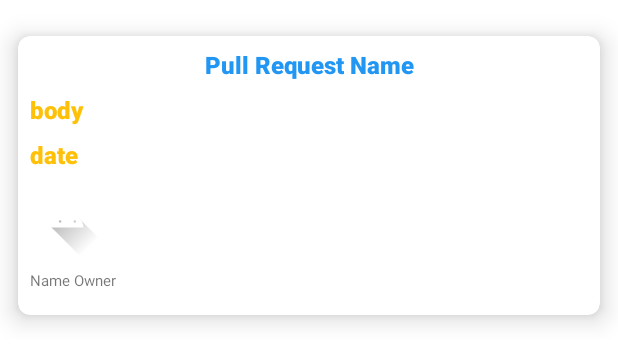
After one commit to merfeus/projeto_002, an Android app: the layout item_pull.xml on its own in the app's theme, with its tools: preview values and no code run, on a phone screen of 412 x 824 dp. The commit adds this screen. Shown: the top 364 px of the screen. Run offline under Robolectric (Android 15) with nearby library versions, the phone set to English and light mode, and no system bars.

Commit message:
dando pau nos itemClicks, View - ViewModel - Service

```diff
--- a/app/src/main/java/com/example/projeto_002/adapter/AdapterGit.kt
+++ b/app/src/main/java/com/example/projeto_002/adapter/AdapterGit.kt
@@ -11,7 +11,7 @@ import com.example.projeto_002.model.PullRequest
 import com.example.projeto_002.model.Repository
 import com.example.projeto_002.utils.toUpperFirstChar
 
-class AdapterGit() : RecyclerView.Adapter<GitRepoViewHolder>() {
+class AdapterGit(val itemOnClick: (Repository) -> Unit) : RecyclerView.Adapter<GitRepoViewHolder>() {
 
     private var listOfGitRepo: MutableList<Repository> = mutableListOf()
 
@@ -25,6 +25,9 @@ class AdapterGit() : RecyclerView.Adapter<GitRepoViewHolder>() {
     override fun onBindViewHolder(holder: GitRepoViewHolder, position: Int) {
         listOfGitRepo[position].apply {
             holder.bind(this)
+        }
+        holder.itemView.setOnClickListener {
+            itemOnClick(listOfGitRepo[position])
         }
     }
 
--- a/app/src/main/java/com/example/projeto_002/model/PullRequest.kt
+++ b/app/src/main/java/com/example/projeto_002/model/PullRequest.kt
@@ -7,6 +7,8 @@ data class PullRequest(
     val title: String,
     @SerializedName("created_at")
     val createdAt: String,
+    @SerializedName("name")
+    val name: String,
     @SerializedName("user")
     val user: User,
     @SerializedName("body")
--- a/app/src/main/java/com/example/projeto_002/service/ServiceGitHub.kt
+++ b/app/src/main/java/com/example/projeto_002/service/ServiceGitHub.kt
@@ -5,6 +5,7 @@ import com.example.projeto_002.model.PullRequest
 import retrofit2.Call
 import retrofit2.http.GET
 import retrofit2.http.Path
+import retrofit2.http.Url
 
 interface ServiceGitHub {
 
@@ -12,8 +13,5 @@ interface ServiceGitHub {
     fun getAllRepo(): Call<GitHubResponse>
 
     @GET("/repos/{name}/{nameRepository}/pulls/")
-    fun getAllPull(
-        @Path("nameUser") nameUser: String,
-        @Path("nameRepository") name: String
-    ): Call<List<PullRequest>>
+    fun getAllPull(@Url url: String): Call<List<PullRequest>>
 }
--- a/app/src/main/java/com/example/projeto_002/view_model/MainViewModel.kt
+++ b/app/src/main/java/com/example/projeto_002/view_model/MainViewModel.kt
@@ -28,8 +28,4 @@ class MainViewModel : ViewModel() {
             }
         }
     }
-
-    private fun loadPullDetails(){
-
-    }
 }
--- /dev/null
+++ b/app/src/main/res/layout/item_pull.xml
@@ -0,0 +1,108 @@
+<?xml version="1.0" encoding="utf-8"?>
+<androidx.constraintlayout.widget.ConstraintLayout xmlns:android="http://schemas.android.com/apk/res/android"
+    xmlns:app="http://schemas.android.com/apk/res-auto"
+    xmlns:tools="http://schemas.android.com/tools"
+    android:layout_width="match_parent"
+    android:layout_height="wrap_content">
+
+    <FrameLayout
+        android:layout_width="match_parent"
+        android:layout_height="match_parent"
+        app:layout_constraintBottom_toBottomOf="parent"
+        app:layout_constraintEnd_toEndOf="parent"
+        app:layout_constraintStart_toStartOf="parent"
+        app:layout_constraintTop_toTopOf="parent">
+
+        <androidx.cardview.widget.CardView
+            android:id="@+id/cardItem"
+            android:layout_width="match_parent"
+            android:layout_height="match_parent"
+            android:layout_marginStart="12dp"
+            android:layout_marginTop="24dp"
+            android:layout_marginEnd="12dp"
+            android:layout_marginBottom="16dp"
+            app:cardCornerRadius="8dp"
+            app:cardElevation="10dp">
+
+
+            <androidx.constraintlayout.widget.ConstraintLayout
+                android:layout_width="match_parent"
+                android:layout_height="wrap_content">
+
+                <TextView
+                    android:id="@+id/titlePull"
+                    android:layout_width="0dp"
+                    android:layout_height="wrap_content"
+                    android:layout_margin="8dp"
+                    android:fontFamily="sans-serif-black"
+                    android:gravity="center"
+                    android:text="Pull Request Name"
+                    android:textColor="@color/blue"
+                    android:textSize="16sp"
+                    app:layout_constraintEnd_toEndOf="parent"
+                    app:layout_constraintStart_toStartOf="parent"
+                    app:layout_constraintTop_toTopOf="parent" />
+
+                <LinearLayout
+                    android:id="@+id/linearLayout"
+                    android:layout_width="match_parent"
+                    android:layout_height="wrap_content"
+                    android:layout_margin="8dp"
+                    android:orientation="vertical"
+                    app:layout_constraintBottom_toBottomOf="parent"
+                    app:layout_constraintEnd_toEndOf="parent"
+                    app:layout_constraintStart_toStartOf="parent"
+                    app:layout_constraintTop_toBottomOf="@+id/titlePull">
+
+                    <TextView
+                        android:id="@+id/bodyPull"
+                        android:layout_width="match_parent"
+                        android:layout_height="wrap_content"
+                        android:layout_marginBottom="8dp"
+                        android:layout_weight="3"
+                        android:fontFamily="sans-serif-black"
+                        android:gravity="left"
+                        android:text="body"
+                        android:textColor="@color/yellow"
+                        android:textSize="16sp" />
+
+                    <TextView
+                        android:id="@+id/datePull"
+                        android:layout_width="match_parent"
+                        android:layout_height="wrap_content"
+                        android:layout_marginBottom="8dp"
+                        android:layout_weight="1"
+                        android:fontFamily="sans-serif-black"
+                        android:gravity="left"
+                        android:text="date"
+                        android:textColor="@color/yellow"
+                        android:textSize="16sp" />
+
+
+                    <de.hdodenhof.circleimageview.CircleImageView
+                        android:id="@+id/avatarUserPull"
+                        android:layout_width="50dp"
+                        android:layout_height="50dp"
+                        android:layout_gravity="left"
+                        android:elevation="12dp"
+                        android:scaleType="centerCrop"
+                        android:src="@drawable/ic_launcher_foreground"
+                        tools:layout_editor_absoluteX="275dp" />
+
+                    <TextView
+                        android:id="@+id/nameOwnerPull"
+                        android:layout_width="wrap_content"
+                        android:layout_height="wrap_content"
+                        android:layout_marginTop="8dp"
+                        android:layout_marginBottom="8dp"
+                        android:gravity="center"
+                        android:text="Name Owner"
+                        android:textSize="10sp" />
+
+                </LinearLayout>
+
+            </androidx.constraintlayout.widget.ConstraintLayout>
+        </androidx.cardview.widget.CardView>
+    </FrameLayout>
+
+</androidx.constraintlayout.widget.ConstraintLayout>
```
Also changed, not shown: app/src/main/java/com/example/projeto_002/adapter/AdapterPull.kt (added, +56 -0 lines), app/src/main/java/com/example/projeto_002/adapter/AdpterPull.kt (deleted, +0 -25 lines), app/src/main/java/com/example/projeto_002/repository/GitHubRepository.kt (+5 -6 lines), app/src/main/java/com/example/projeto_002/view/MainFragment.kt (+15 -1 lines), app/src/main/java/com/example/projeto_002/view/dialog/PullRequestFragment.kt (+34 -1 lines), app/src/main/java/com/example/projeto_002/view_model/PullRequestViewModel.kt (+8 -10 lines), app/src/main/res/layout/pull_request_fragment.xml (+63 -7 lines).
